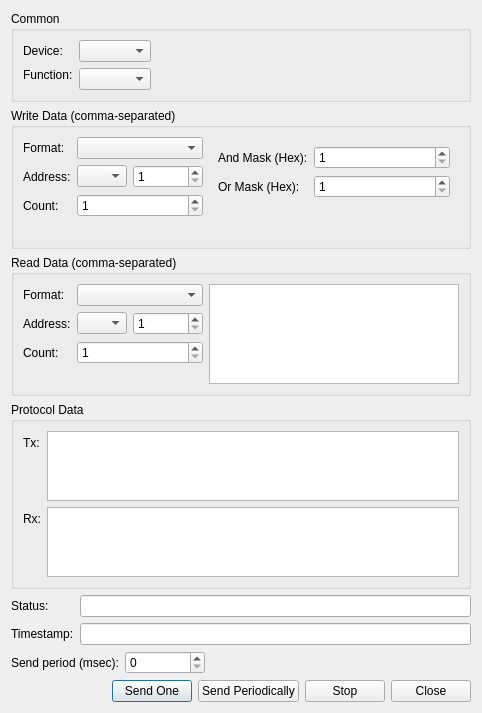
This is src/client/gui/sendmessage/client_sendmessageui.ui in serhmarch/ModbusTools as Qt 5 draws it before an edit. The edited form follows.
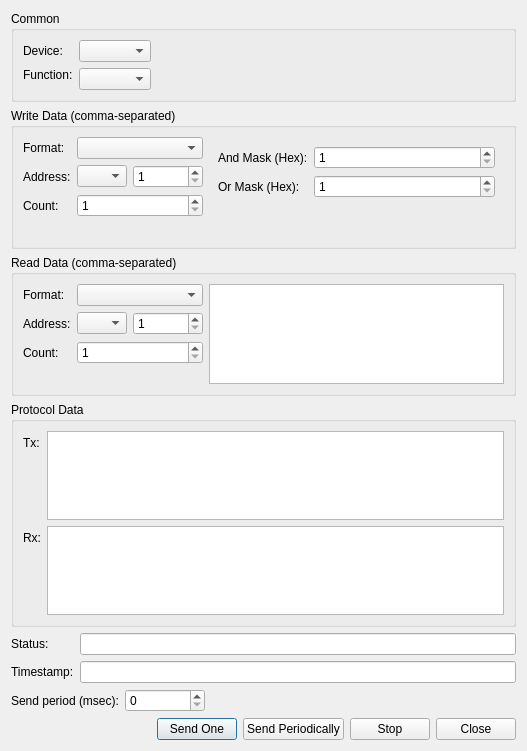
This is the edited form.

What changed in the file:
```diff
--- a/src/client/gui/sendmessage/client_sendmessageui.ui
+++ b/src/client/gui/sendmessage/client_sendmessageui.ui
@@ -6,14 +6,20 @@
    <rect>
     <x>0</x>
     <y>0</y>
-    <width>482</width>
-    <height>704</height>
+    <width>527</width>
+    <height>751</height>
    </rect>
   </property>
+  <property name="minimumSize">
+   <size>
+    <width>520</width>
+    <height>0</height>
+   </size>
+  </property>
   <property name="windowTitle">
    <string>Send Message</string>
   </property>
-  <layout class="QVBoxLayout" name="verticalLayout" stretch="0,1,1,0,0,0,0">
+  <layout class="QVBoxLayout" name="verticalLayout">
    <item>
     <widget class="QGroupBox" name="grCommonParams">
      <property name="title">
@@ -61,18 +67,18 @@
      <property name="title">
       <string>Write Data (comma-separated)</string>
      </property>
-     <layout class="QFormLayout" name="formLayout_4">
-      <item row="1" column="0">
-       <layout class="QFormLayout" name="formLayout_5">
+     <layout class="QFormLayout" name="formLayout_8">
+      <item row="0" column="0">
+       <layout class="QFormLayout" name="formLayout_9">
         <item row="1" column="0">
-         <widget class="QLabel" name="label_14">
+         <widget class="QLabel" name="label_21">
           <property name="text">
            <string>Address:</string>
           </property>
          </widget>
         </item>
         <item row="1" column="1">
-         <layout class="QHBoxLayout" name="horizontalLayout_7" stretch="0,1">
+         <layout class="QHBoxLayout" name="horizontalLayout_9" stretch="0,1">
           <item>
            <widget class="QComboBox" name="cmbWriteAdrType">
             <property name="sizePolicy">
@@ -108,7 +114,7 @@
          </layout>
         </item>
         <item row="2" column="0">
-         <widget class="QLabel" name="label_15">
+         <widget class="QLabel" name="label_22">
           <property name="text">
            <string>Count:</string>
           </property>
@@ -131,7 +137,7 @@
          </widget>
         </item>
         <item row="0" column="0">
-         <widget class="QLabel" name="label_13">
+         <widget class="QLabel" name="label_23">
           <property name="text">
            <string>Format:</string>
           </property>
@@ -142,7 +148,7 @@
         </item>
        </layout>
       </item>
-      <item row="1" column="1">
+      <item row="0" column="1">
        <widget class="QStackedWidget" name="swWriteData">
         <property name="currentIndex">
          <number>1</number>
```
